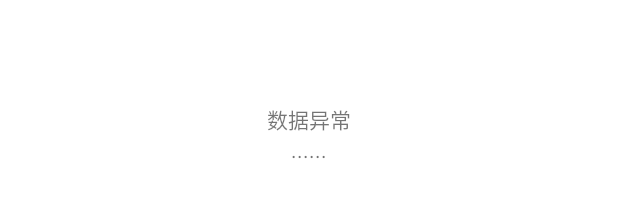
After one commit to Ckarelie/Karelie, an Android app built with Jetpack Compose: the layout layout_data_error.xml on its own in the app's theme, with its tools: preview values and no code run, on a phone screen of 412 x 824 dp. The commit adds this screen. Shown: the part 484-681 px from the top of the screen. Run offline under Robolectric (Android 15) with nearby library versions, the phone set to English and light mode, and no system bars.

Commit message:
2022-5-3 add stateLayout

```diff
--- a/app/src/main/java/com/karelie/mvvmdemo/app/KarelieApp.kt
+++ b/app/src/main/java/com/karelie/mvvmdemo/app/KarelieApp.kt
@@ -22,6 +22,7 @@ import org.koin.androidx.viewmodel.dsl.viewModel
 import org.koin.core.context.startKoin
 import org.koin.core.logger.Level
 import org.koin.dsl.module
+
 
 class KarelieApp: Application() {
 
@@ -81,3 +82,6 @@ class KarelieApp: Application() {
         }
     }
 }
+
+@JvmInline
+value class A(val a:String)
--- a/arch/build.gradle
+++ b/arch/build.gradle
@@ -133,6 +133,9 @@ dependencies {
     api "$rootProject.ext.dependenciess.RxHttp"
     kapt "$rootProject.ext.dependenciess.Rxhttp_compiler"
 
+    //缺省页
+    api "$rootProject.ext.dependenciess.StateLayout"
+
 }
 repositories {
     mavenCentral()
--- /dev/null
+++ b/commom/src/main/res/layout/layout_data_error.xml
@@ -0,0 +1,22 @@
+<?xml version="1.0" encoding="utf-8"?>
+<LinearLayout xmlns:android="http://schemas.android.com/apk/res/android"
+    android:layout_width="match_parent"
+    android:layout_height="match_parent"
+    android:gravity="center"
+    android:orientation="vertical"
+    >
+
+
+    <TextView
+        android:layout_width="wrap_content"
+        android:layout_height="wrap_content"
+        android:text="数据异常"
+        />
+
+    <TextView
+        android:layout_width="wrap_content"
+        android:layout_height="wrap_content"
+        android:text="......"
+        />
+
+</LinearLayout>
--- a/config.gradle
+++ b/config.gradle
@@ -89,7 +89,10 @@ ext {
 
             //DialogX
             "DialogX"                              : "com.github.kongzue.DialogX:DialogX:$dialogx_version",
-            "DialogX_STYLE_IOS"                     : "com.github.kongzue.DialogX:DialogXIOSStyle:$dialogx_version"
+            "DialogX_STYLE_IOS"                    : "com.github.kongzue.DialogX:DialogXIOSStyle:$dialogx_version",
+
+            //缺省页
+            "StateLayout"                          : 'com.github.liangjingkanji:StateLayout:1.2.0'
     ]
 
 }
--- a/secondmoudle/src/main/AndroidManifest.xml
+++ b/secondmoudle/src/main/AndroidManifest.xml
@@ -3,7 +3,6 @@
     package="peace.karelie.secondmoudle">
 
     <application>
-
 
         <activity android:name=".SecondActivity">
 
```
Also changed, not shown: commom/src/main/res/layout/layout_loading.xml (added, +22 -0 lines), commom/src/main/res/layout/layout_network_error.xml (added, +22 -0 lines), secondmoudle/src/main/java/peace/karelie/secondmoudle/SecondActivity.kt (+24 -0 lines), secondmoudle/src/main/res/layout/layout_second.xml (+57 -2 lines).
